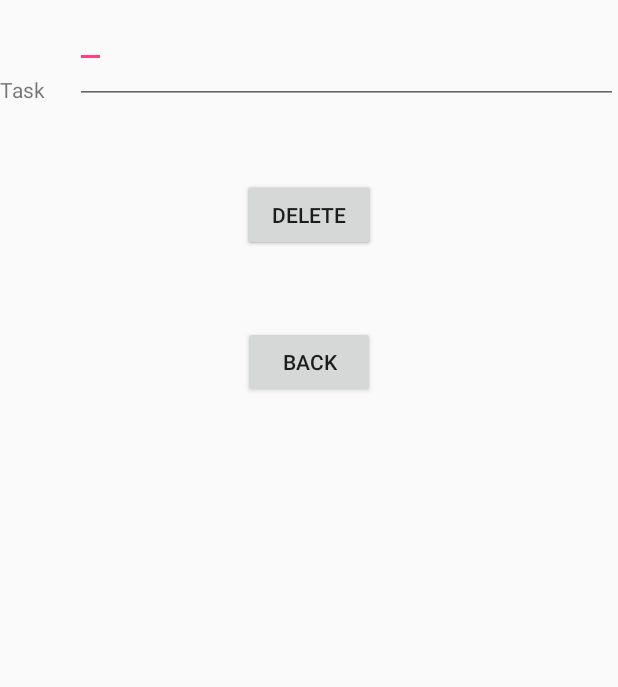
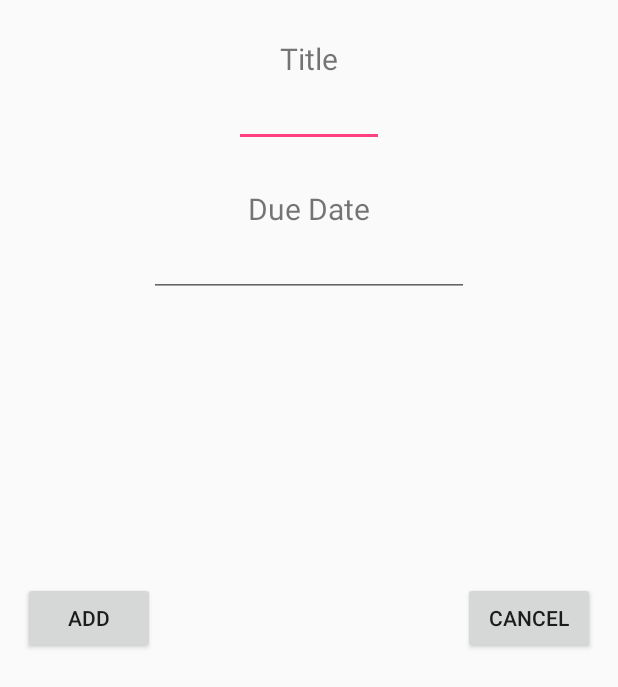
Before and after one commit to BaileyMillerSSI/MobileDevelopment, an Android app: the layout activity_insert.xml on its own in the app's theme, with its tools: preview values and no code run, on a phone screen of 412 x 824 dp. Shown: the top 687 px of the screen. Run offline under Robolectric (Android 15) with nearby library versions, the phone set to English and light mode, and no system bars.

Commit message:
So much code but not even close to finished.

```diff
--- a/Android Studio/TodoList/app/build.gradle
+++ b/Android Studio/TodoList/app/build.gradle
@@ -25,4 +25,5 @@ dependencies {
     testImplementation 'junit:junit:4.12'
     androidTestImplementation 'com.android.support.test:runner:1.0.1'
     androidTestImplementation 'com.android.support.test.espresso:espresso-core:3.0.1'
+    implementation 'com.android.support:design:26.1.0'
 }
--- a/Android Studio/TodoList/app/src/main/AndroidManifest.xml
+++ b/Android Studio/TodoList/app/src/main/AndroidManifest.xml
@@ -16,6 +16,10 @@
                 <category android:name="android.intent.category.LAUNCHER" />
             </intent-filter>
         </activity>
+        <activity
+            android:name=".InsertActivity"
+            android:screenOrientation="portrait">
+        </activity>
     </application>
 
 </manifest>
--- a/Android Studio/TodoList/app/src/main/java/com/school/penncollege/todolist/DatabaseManager.java
+++ b/Android Studio/TodoList/app/src/main/java/com/school/penncollege/todolist/DatabaseManager.java
@@ -91,7 +91,7 @@ public class DatabaseManager extends SQLiteOpenHelper
 
     public ArrayList<Integer> selectAll( ) {
         String sqlQuery = "select id from " + TableName;
-        sqlQuery += " order by dateDue asc";
+        sqlQuery += " order by dateDue desc";
 
 
         String name = this.getDatabaseName();
--- a/Android Studio/TodoList/app/src/main/res/layout/activity_insert.xml
+++ b/Android Studio/TodoList/app/src/main/res/layout/activity_insert.xml
@@ -3,68 +3,68 @@
     android:layout_width="match_parent"
     android:layout_height="match_parent">
 
-    <TextView
-        android:id="@+id/task_title"
-        android:layout_width="wrap_content"
-        android:layout_height="wrap_content"
-        android:layout_marginTop="50dp"
-        android:text="@string/task" />
-
-    <EditText
-        android:id="@+id/input_name"
-        android:layout_width="wrap_content"
-        android:layout_height="wrap_content"
-        android:layout_alignBottom="@+id/label_name"
-        android:layout_marginLeft="50dp"
-        android:layout_toRightOf="@+id/label_name"
-        android:orientation="horizontal" />
-
-    <TextView
-        android:id="@+id/label_price"
-        android:layout_width="wrap_content"
-        android:layout_height="wrap_content"
-        android:layout_below="@+id/label_name"
-        android:layout_marginTop="50dp"
-        android:text="" />
-
-    <EditText
-        android:id="@+id/input_price"
-        android:layout_width="wrap_content"
-        android:layout_height="wrap_content"
-        android:layout_alignBottom="@+id/label_price"
-        android:layout_alignLeft="@+id/input_name"
-        android:layout_alignParentRight="true"
-        android:layout_toRightOf="@+id/label_price"
-        android:inputType="numberDecimal" />
 
 
     <Button
-        android:id="@+id/button_add"
+        android:id="@+id/button"
         android:layout_width="wrap_content"
         android:layout_height="wrap_content"
-        android:layout_below="@+id/label_price"
-        android:layout_centerHorizontal="true"
-        android:layout_marginTop="50dp"
-        android:onClick="insert"
-        android:text="@string/button_add" />
+        android:layout_alignBaseline="@+id/button2"
+        android:layout_alignBottom="@+id/button2"
+        android:layout_alignParentStart="true"
+        android:onClick="saveAndExit"
+        android:layout_marginLeft="15dp"
+        android:text="@string/button_add"/>
 
     <Button
-        android:id="@+id/button_delete"
+        android:id="@+id/button2"
         android:layout_width="wrap_content"
         android:layout_height="wrap_content"
-        android:layout_below="@+id/label_price"
-        android:layout_centerHorizontal="true"
-        android:layout_marginTop="50dp"
-        android:onClick="insert"
-        android:text="@string/button_delete" />
+        android:layout_alignTop="@+id/AddBtn"
+        android:onClick="goBack"
+        android:layout_alignParentEnd="true"
+        android:layout_centerVertical="true"
+        android:layout_marginRight="15dp"
+        android:text="@string/button_cancel" />
 
-    <Button
+    <TextView
+        android:id="@+id/titleView"
+        style="@style/LabelText"
+
         android:layout_width="wrap_content"
         android:layout_height="wrap_content"
-        android:layout_below="@+id/button_add"
+        android:layout_alignParentTop="true"
         android:layout_centerHorizontal="true"
-        android:layout_marginTop="50dp"
-        android:onClick="goBack"
-        android:text="@string/button_back" />
+        android:layout_marginTop="25dp"
+        android:text="@string/text_title" />
+
+    <EditText
+        android:id="@+id/editTitle"
+        android:layout_width="wrap_content"
+        android:layout_height="wrap_content"
+        android:layout_below="@+id/titleView"
+        android:layout_centerHorizontal="true"
+        android:minWidth="100dp"/>
+
+    <TextView
+        style="@style/LabelText"
+        android:layout_width="wrap_content"
+        android:layout_height="wrap_content"
+        android:layout_alignTop="@id/titleView"
+        android:layout_centerHorizontal="true"
+        android:layout_below="@id/editTitle"
+        android:layout_marginTop="100dp"
+        android:text="@string/text_date"
+        android:id="@+id/textView" />
+
+    <EditText
+        android:id="@+id/editDate"
+        android:layout_width="wrap_content"
+        android:layout_height="wrap_content"
+        android:layout_below="@+id/textView"
+        android:layout_centerHorizontal="true"
+        android:ems="10"
+        android:inputType="date" />
+
 
 </RelativeLayout>
--- a/Android Studio/TodoList/app/src/main/res/values/strings.xml
+++ b/Android Studio/TodoList/app/src/main/res/values/strings.xml
@@ -9,9 +9,14 @@
 
     <string name="label_name">Name</string>
     <string name="label_price">Price</string>
-    <string name="button_add">ADD</string>
+
+    <string name="button_add">Add</string>
+    <string name="button_cancel">Cancel</string>
     <string name="button_back">BACK</string>
     <string name="button_delete">Delete</string>
+
+    <string name="text_title">Title</string>
+    <string name="text_date">Due Date</string>
 
     <string name="checkMark">\u2713</string>
     <string name="blankMark">\u2298</string>
--- a/Android Studio/TodoList/app/src/main/res/values/styles.xml
+++ b/Android Studio/TodoList/app/src/main/res/values/styles.xml
@@ -9,6 +9,8 @@
     </style>
 
     <style name="AppTheme.AppBarOverlay" parent="ThemeOverlay.AppCompat.Dark.ActionBar"/>
-
+    <style name="LabelText">
+        <item name="android:textSize">20dp</item>
+    </style>
     <style name="AppTheme.PopupOverlay" parent="ThemeOverlay.AppCompat.Light"/>
 </resources>
```
Also changed, not shown: Android Studio/TodoList/app/src/main/java/com/school/penncollege/todolist/InsertActivity.java (+47 -3 lines), Android Studio/TodoList/app/src/main/java/com/school/penncollege/todolist/MainActivity.java (+16 -5 lines), Android Studio/TodoList/app/src/main/res/layout/activity_main.xml (+33 -6 lines).
